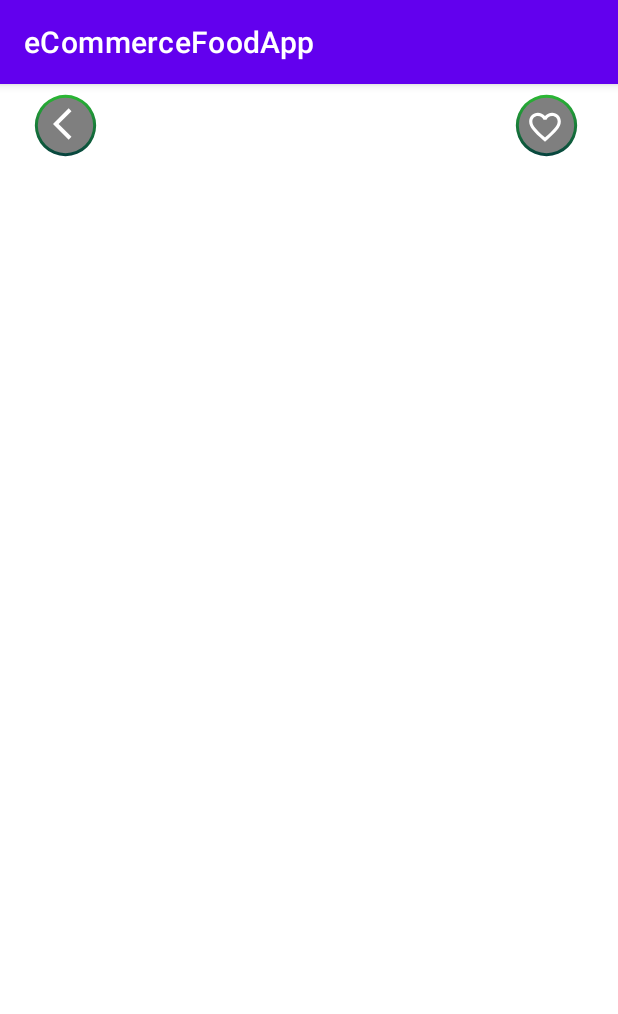
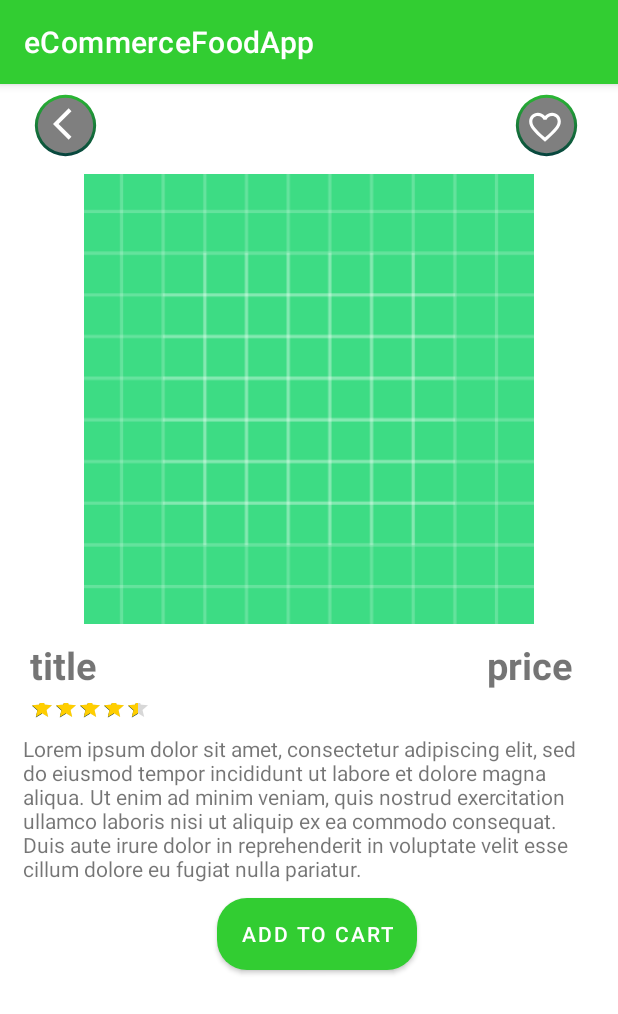
Before and after one commit to catacretu/eCommerceFoodApp, an Android app: the ProductDetailsFragment screen opened through its navigation route, on a phone screen of 412 x 824 dp. Shown: the top 1014 px of the screen. Run offline under Robolectric (Android 15) with nearby library versions, the phone set to English and light mode, and no system bars; our stand-ins replace Dagger/Hilt's generated code, RxJava; network calls fail; pictures from the network do not load.

Commit message:
ProductDetailsFragment UI

```diff
--- a/app/src/main/java/com/example/ecommercefoodapp/screens/ProductDetailsFragment.kt
+++ b/app/src/main/java/com/example/ecommercefoodapp/screens/ProductDetailsFragment.kt
@@ -21,14 +21,18 @@ class ProductDetailsFragment : Fragment() {
         }
     }
 
+    override fun onCreate(savedInstanceState: Bundle?) {
+        super.onCreate(savedInstanceState)
+    }
+
     override fun onCreateView(
         inflater: LayoutInflater, container: ViewGroup?,
         savedInstanceState: Bundle?
     ): View {
-        activity?.onBackPressedDispatcher?.addCallback(viewLifecycleOwner,backHandler)
+        activity?.onBackPressedDispatcher?.addCallback(viewLifecycleOwner, backHandler)
         // Inflate the layout for this fragment
-        _binding = FragmentProductDetailsBinding.inflate(inflater,container,false)
-        binding.toolbar.backButton.setOnClickListener{
+        _binding = FragmentProductDetailsBinding.inflate(inflater, container, false)
+        binding.toolbar.backButton.setOnClickListener {
             activity?.onBackPressed()
         }
         return binding.root
--- /dev/null
+++ b/app/src/main/res/drawable/gradient_button.xml
@@ -0,0 +1,11 @@
+<?xml version="1.0" encoding="utf-8"?>
+<shape xmlns:android="http://schemas.android.com/apk/res/android"
+    android:shape="rectangle">
+    <gradient
+        android:angle="0"
+        android:centerColor="?colorSecondary"
+        android:endColor="?colorSecondary"
+        android:startColor="?colorPrimary"
+        android:type="linear" />
+    <corners android:radius="20dp" />
+</shape>
--- a/app/src/main/res/layout/fragment_product_details.xml
+++ b/app/src/main/res/layout/fragment_product_details.xml
@@ -13,5 +13,69 @@
         android:layout_marginTop="25dp"
         layout="@layout/item_details_toolbar" />
 
+    <ImageView
+        android:id="@+id/image"
+        android:layout_width="match_parent"
+        android:layout_height="300dp"
+        android:src="@drawable/ic_launcher_background"
+        app:layout_constraintStart_toStartOf="parent"
+        app:layout_constraintTop_toBottomOf="@id/toolbar" />
 
+    <TextView
+        android:id="@+id/title"
+        android:layout_width="wrap_content"
+        android:layout_height="wrap_content"
+        android:layout_marginLeft="20dp"
+        android:layout_marginTop="10dp"
+        android:text="title"
+        android:textSize="25sp"
+        android:textStyle="bold"
+        app:layout_constraintStart_toStartOf="parent"
+        app:layout_constraintTop_toBottomOf="@id/image" />
+
+    <TextView
+        android:id="@+id/price"
+        android:layout_width="wrap_content"
+        android:layout_height="wrap_content"
+        android:layout_marginTop="10dp"
+        android:layout_marginEnd="30dp"
+        android:text="price"
+        android:textSize="25sp"
+        android:textStyle="bold"
+        app:layout_constraintEnd_toEndOf="parent"
+        app:layout_constraintTop_toBottomOf="@id/image" />
+
+    <RatingBar
+        android:id="@+id/rating_bar"
+        style="@style/Widget.AppCompat.RatingBar.Small"
+        android:layout_width="wrap_content"
+        android:layout_height="25dp"
+        android:layout_marginLeft="20dp"
+        android:layout_marginTop="3dp"
+        android:numStars="5"
+        android:progressTint="@color/golden"
+        android:rating="4.5"
+        app:layout_constraintStart_toStartOf="parent"
+        app:layout_constraintTop_toBottomOf="@id/title" />
+
+    <TextView
+        android:id="@+id/description"
+        android:layout_width="match_parent"
+        android:layout_height="wrap_content"
+        android:layout_marginHorizontal="15dp"
+        android:text="@string/mock_description"
+        app:layout_constraintEnd_toStartOf="parent"
+        app:layout_constraintTop_toBottomOf="@id/rating_bar" />
+
+    <Button
+        android:id="@+id/favourite_button"
+        android:layout_width="wrap_content"
+        android:layout_height="wrap_content"
+        android:layout_marginStart="10dp"
+        android:layout_marginTop="10dp"
+        android:background="@drawable/gradient_button"
+        android:text="Add to cart"
+        app:layout_constraintEnd_toEndOf="parent"
+        app:layout_constraintStart_toStartOf="parent"
+        app:layout_constraintTop_toBottomOf="@id/description" />
 </androidx.constraintlayout.widget.ConstraintLayout>
--- a/app/src/main/res/values/colors.xml
+++ b/app/src/main/res/values/colors.xml
@@ -10,4 +10,6 @@
     <color name="white">#FFFFFFFF</color>
     <color name="light_green">#32cd32</color>
     <color name="dark_green">#002d40</color>
+    <color name="golden">#ffce00</color>
+    <color name="transparent">#00000000</color>
 </resources>
--- a/app/src/main/res/values/strings.xml
+++ b/app/src/main/res/values/strings.xml
@@ -1,5 +1,9 @@
 <resources>
     <string name="app_name">eCommerceFoodApp</string>
-    <!-- TODO: Remove or change this placeholder text -->
     <string name="hello_blank_fragment">Hello blank fragment</string>
+    <string name="mock_description">Lorem ipsum dolor sit amet, consectetur adipiscing elit, sed do
+        eiusmod tempor incididunt ut labore et dolore magna aliqua. Ut enim ad minim veniam, quis
+        nostrud exercitation ullamco laboris nisi ut aliquip ex ea commodo consequat. Duis aute
+        irure dolor in reprehenderit in voluptate velit esse cillum dolore eu fugiat nulla pariatur.
+        </string>
 </resources>
--- a/app/src/main/res/values/themes.xml
+++ b/app/src/main/res/values/themes.xml
@@ -1,16 +1,16 @@
-<resources xmlns:tools="http://schemas.android.com/tools">
+<resources>
     <!-- Base application theme. -->
     <style name="Theme.ECommerceFoodApp" parent="Theme.MaterialComponents.DayNight.DarkActionBar">
         <!-- Primary brand color. -->
-        <item name="colorPrimary">@color/purple_500</item>
+        <item name="colorPrimary">@color/light_green</item>
         <item name="colorPrimaryVariant">@color/purple_700</item>
         <item name="colorOnPrimary">@color/white</item>
         <!-- Secondary brand color. -->
-        <item name="colorSecondary">@color/teal_200</item>
+        <item name="colorSecondary">@color/dark_green</item>
         <item name="colorSecondaryVariant">@color/teal_700</item>
         <item name="colorOnSecondary">@color/black</item>
         <!-- Status bar color. -->
-        <item name="android:statusBarColor">?attr/colorPrimaryVariant</item>
+        <item name="android:statusBarColor">@android:color/transparent</item>
         <!-- Customize your theme here. -->
     </style>
 </resources>
```
